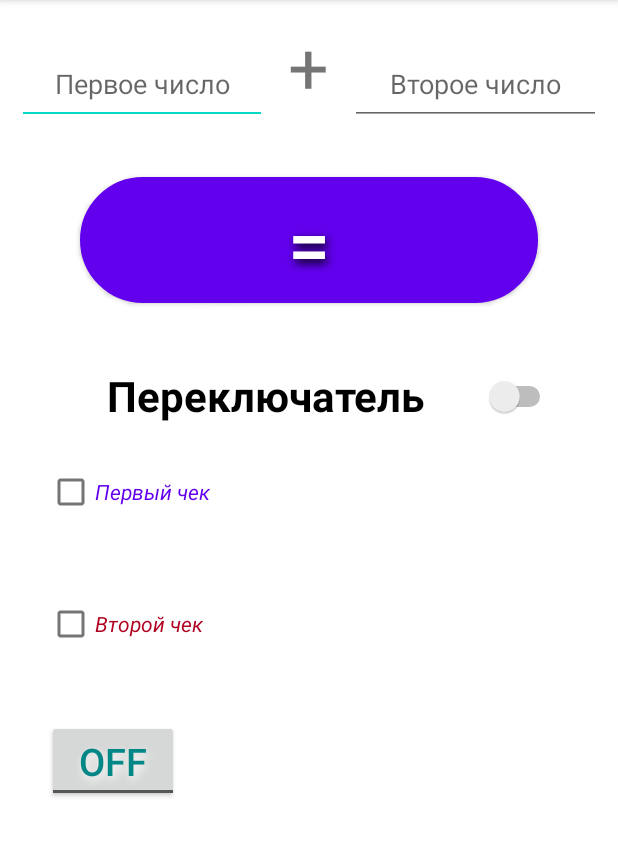
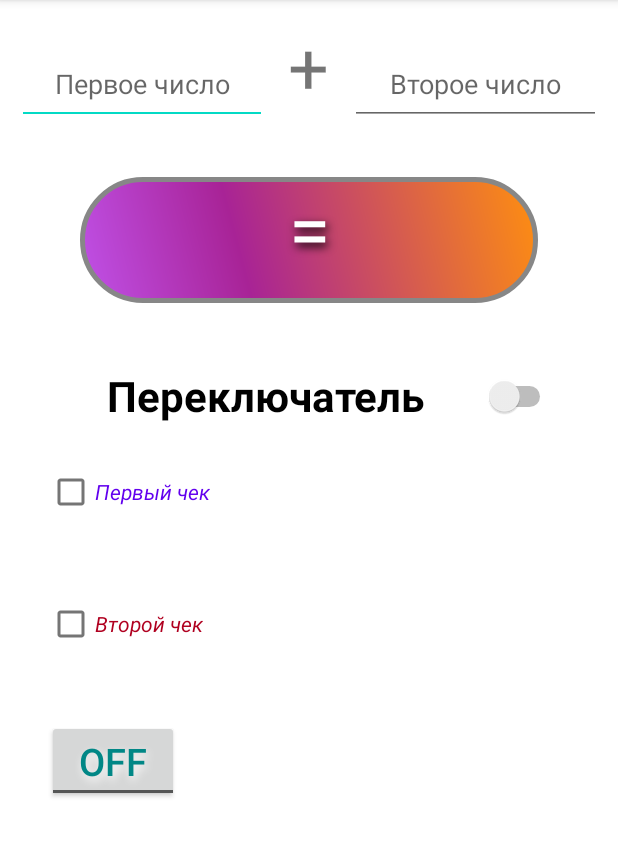
Before and after one commit to DT5GEN/Andr_Lesson_1_HW1, an Android app: the screen it shows after launch (MainActivity), on a phone screen of 412 x 824 dp, the part 84-941 px from its top. Run offline under Robolectric (Android 15) with nearby library versions, the phone set to English and light mode, and no system bars.

Commit message:
change button color

```diff
--- a/app/src/main/res/layout/activity_main.xml
+++ b/app/src/main/res/layout/activity_main.xml
@@ -49,7 +49,8 @@
 
     </LinearLayout>
 
-    <Button
+
+    <TextView
         android:id="@+id/angry_btn"
 
         android:layout_width="match_parent"
@@ -65,9 +66,11 @@
         android:textAlignment="center"
         android:textColor="#FFFFFF"
 
-        android:textSize="50dp"
+        android:textSize="50dp">
 
-        />
+    </TextView>
+
+
 
     <Switch
         android:layout_width="match_parent"
```
